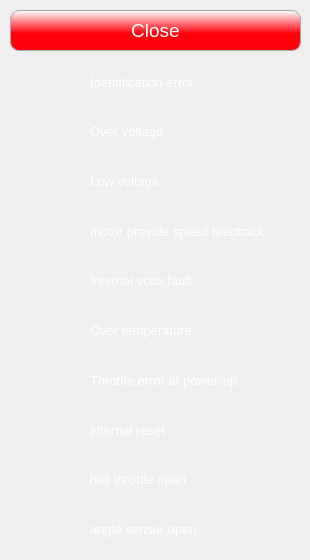
Before: the Qt Designer form src/gui/alerts.ui in rozkalibrowany/Komuter_pokladowy, drawn with Qt 5.
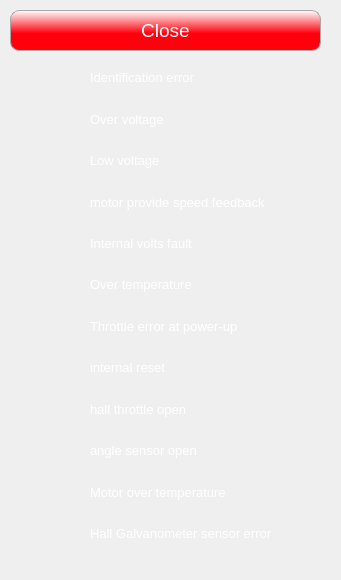
After: the same form once the commit is applied. Icons and pictures are not drawn.

Commit message: Alerts Window

```diff
--- a/src/gui/alerts.ui
+++ b/src/gui/alerts.ui
@@ -6,8 +6,8 @@
    <rect>
     <x>0</x>
     <y>0</y>
-    <width>310</width>
-    <height>560</height>
+    <width>341</width>
+    <height>580</height>
    </rect>
   </property>
   <property name="windowTitle">
@@ -23,7 +23,7 @@
     <rect>
      <x>0</x>
      <y>0</y>
-     <width>321</width>
+     <width>341</width>
      <height>581</height>
     </rect>
    </property>
@@ -151,7 +151,7 @@
      <rect>
       <x>90</x>
       <y>60</y>
-      <width>211</width>
+      <width>231</width>
       <height>491</height>
      </rect>
     </property>
@@ -285,6 +285,30 @@
        </property>
       </widget>
      </item>
+     <item>
+      <widget class="QLabel" name="label_err14">
+       <property name="font">
+        <font>
+         <pointsize>10</pointsize>
+        </font>
+       </property>
+       <property name="text">
+        <string>Motor over temperature</string>
+       </property>
+      </widget>
+     </item>
+     <item>
+      <widget class="QLabel" name="label_err15">
+       <property name="font">
+        <font>
+         <pointsize>10</pointsize>
+        </font>
+       </property>
+       <property name="text">
+        <string>Hall Galvanometer sensor error</string>
+       </property>
+      </widget>
+     </item>
     </layout>
    </widget>
    <widget class="QPushButton" name="close_btn">
@@ -292,7 +316,7 @@
      <rect>
       <x>10</x>
       <y>10</y>
-      <width>291</width>
+      <width>311</width>
       <height>41</height>
      </rect>
     </property>
```
Left out of the diff: 62 changed lines with no effect on the pictures. The commit also changes 3 other files.
